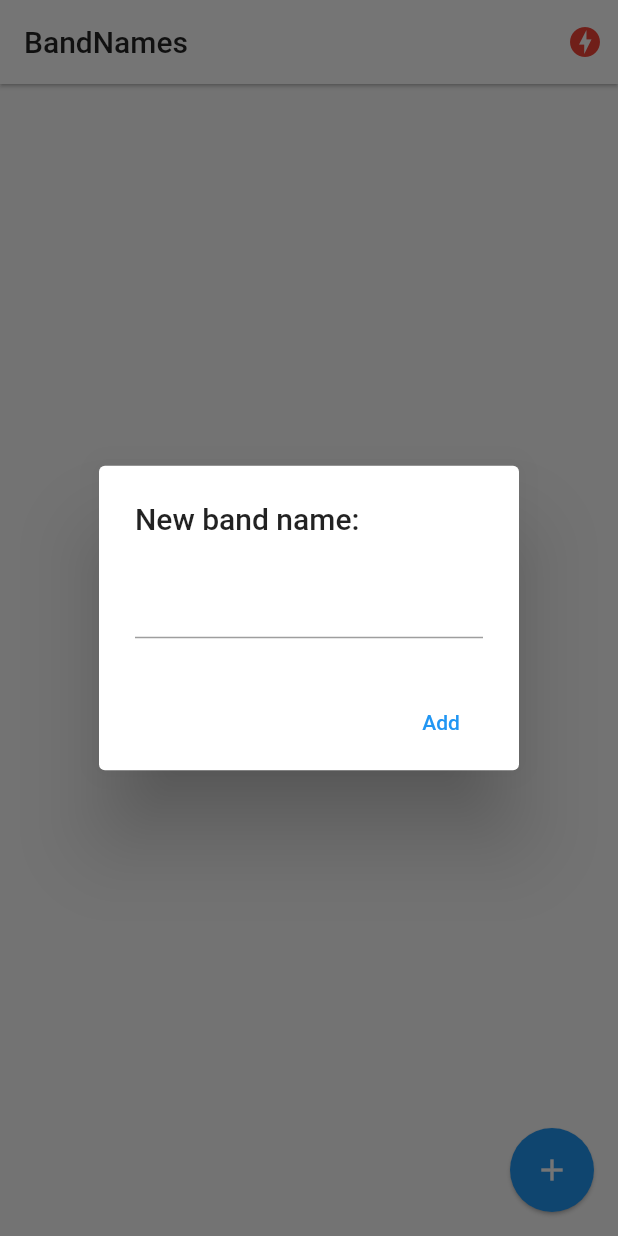
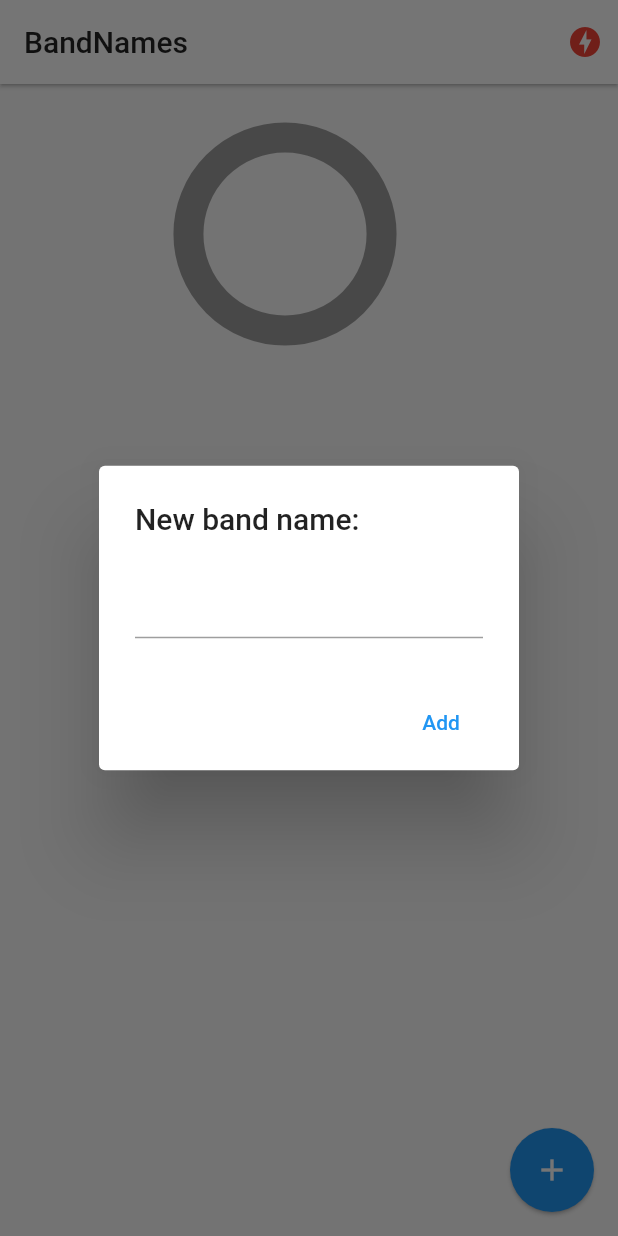
Before and after one commit to leonardoAlonso/flutter-band-names-socket, a Flutter app: the screen it shows after launch, after a tap on the "add" icon, on a phone screen of 412 x 824 dp. Run offline on Flutter 3.47's test engine with Material 2 defaults, Android fonts, the phone set to English and light mode, and no system bars; drawn by our look-alikes of pie_chart; our stand-ins replace socket_io_client; network calls fail.

Commit message:
Send CRUD socket events and add a chart

```diff
--- a/lib/services/socket_service.dart
+++ b/lib/services/socket_service.dart
@@ -18,9 +18,8 @@ class SocketService with ChangeNotifier {
   }
 
   void _initConfig() {
-    print("starting connection");
 
-    this._socket = IO.io('http://172.22.13.138:3000/', {
+    this._socket = IO.io('http://172.30.233.28:3000/', {
       'transports': ['websocket'],
       'autoConnect': true,
     });
--- a/lib/src/home.dart
+++ b/lib/src/home.dart
@@ -2,6 +2,7 @@ import 'dart:io';
 
 import 'package:flutter/cupertino.dart';
 import 'package:flutter/material.dart';
+import 'package:pie_chart/pie_chart.dart';
 import 'package:provider/provider.dart';
 
 import 'package:band_names/models/band.dart';
@@ -13,26 +14,23 @@ class HomePage extends StatefulWidget {
 }
 
 class _HomePageState extends State<HomePage> {
-  List<Band> bands = [
-    // Band(id: '1', name: 'Metallica', votes: 5),
-    // Band(id: '1', name: 'Queen', votes: 2),
-    // Band(id: '1', name: 'Heroes del silencio', votes: 1),
-    // Band(id: '1', name: 'Ska-P', votes: 3)
-  ];
+  List<Band> bands = [];
 
   @override
   void initState() {
     final socketService = Provider.of<SocketService>(context, listen: false);
 
-    socketService.socket.on('active-bands', (payload) {
-      this.bands = (payload['bands'] as List)
+    socketService.socket.on('active-bands', _handleActiveBands);
+
+    super.initState();
+  }
+
+  _handleActiveBands( dynamic payload ) {
+    this.bands = (payload as List)
         .map( (band) => Band.fromMap(band) )
         .toList();
 
-      setState(() {});
-    });
-
-    super.initState();
+    setState(() {});
   }
 
   @override
@@ -70,9 +68,18 @@ class _HomePageState extends State<HomePage> {
             )
           ]
       ),
-      body: ListView.builder(
-          itemCount: bands.length,
-          itemBuilder: (context, i) => _bandTile(bands[i])),
+      body: Column(
+        children: <Widget>[
+
+          _showGraph(),
+
+          Expanded(
+            child: ListView.builder(
+              itemCount: bands.length,
+              itemBuilder: (context, i) => _bandTile(bands[i])),
+          )
+        ]
+      ),
       floatingActionButton: FloatingActionButton(
         child: Icon(Icons.add),
         elevation: 1,
@@ -82,14 +89,14 @@ class _HomePageState extends State<HomePage> {
   }
 
   Widget _bandTile(Band band) {
+
+    final socketService = Provider.of<SocketService>(context, listen: false);
+
+
     return Dismissible(
         key: Key(band.name),
         direction: DismissDirection.startToEnd,
-        onDismissed: (direction) {
-          print('direction: $direction');
-          print('id: ${band.id}');
-          // TODO: borrar del server
-        },
+        onDismissed: ( _ ) => socketService.emit('delete-band', {'id': band.id}),
         background: Container(
             padding: EdgeInsets.only(left: 8.0),
             color: Colors.red,
@@ -106,9 +113,7 @@ class _HomePageState extends State<HomePage> {
           ),
           title: Text(band.name),
           trailing: Text('${band.votes}', style: TextStyle(fontSize: 20)),
-          onTap: () {
-            print(band.name);
-          },
+          onTap: () => socketService.emit('vote-band', {'id': band.id})
         ));
   }
 
@@ -118,8 +123,7 @@ class _HomePageState extends State<HomePage> {
     if (Platform.isAndroid) {
       return showDialog(
           context: context,
-          builder: (context) {
-            return AlertDialog(
+          builder: ( _ ) => AlertDialog(
               title: Text('New band name:'),
               content: TextField(
                 controller: textController,
@@ -131,14 +135,13 @@ class _HomePageState extends State<HomePage> {
                     textColor: Colors.blue,
                     onPressed: () => addBandToList(textController.text))
               ],
-            );
-          });
+            )
+          );
     }
 
     showCupertinoDialog(
         context: context,
-        builder: (_) {
-          return CupertinoAlertDialog(
+        builder: (_) =>  CupertinoAlertDialog(
             title: Text('New band name:'),
             content: CupertinoTextField(
               controller: textController,
@@ -153,18 +156,45 @@ class _HomePageState extends State<HomePage> {
                   child: Text('Dimiss'),
                   onPressed: () => Navigator.pop(context))
             ],
-          );
-        });
+          )
+        );
   }
 
   void addBandToList(String name) {
-    print(name);
+    final socketService = Provider.of<SocketService>(context, listen: false);
     if (name.length > 1) {
-      this
-          .bands
-          .add(new Band(id: DateTime.now().toString(), name: name, votes: 0));
-      setState(() {});
+      socketService.emit("add-band", {'name': name});
     }
     Navigator.pop(context);
   }
+
+  //Mostrar grafica
+  Widget _showGraph() {
+    Map<String, double> dataMap = new Map();
+    bands.forEach((band) {
+      dataMap.putIfAbsent(band.name, () => band.votes.toDouble());
+    });
+
+    final List<Color> colorList = [
+      Colors.amber[50],
+      Colors.amber[200],
+      Colors.blue[50],
+      Colors.blue[200],
+      Colors.red[50],
+      Colors.red[200],
+    ];
+
+    return Container(
+      width: double.infinity,
+      height: 200,
+      child: PieChart(
+        dataMap: dataMap,
+        animationDuration: Duration(milliseconds: 800),
+        chartLegendSpacing: 32,
+        chartRadius: MediaQuery.of(context).size.width / 3.2,
+        colorList: colorList,
+        chartType: ChartType.ring,
+      )
+    );
+  }
 }
--- a/pubspec.yaml
+++ b/pubspec.yaml
@@ -30,6 +30,7 @@ dependencies:
   cupertino_icons: ^1.0.2
   socket_io_client: ^1.0.1
   provider: ^5.0.0
+  pie_chart: ^3.1.1
 
 dev_dependencies:
   flutter_test:
```
Also changed, not shown: pubspec.lock.
